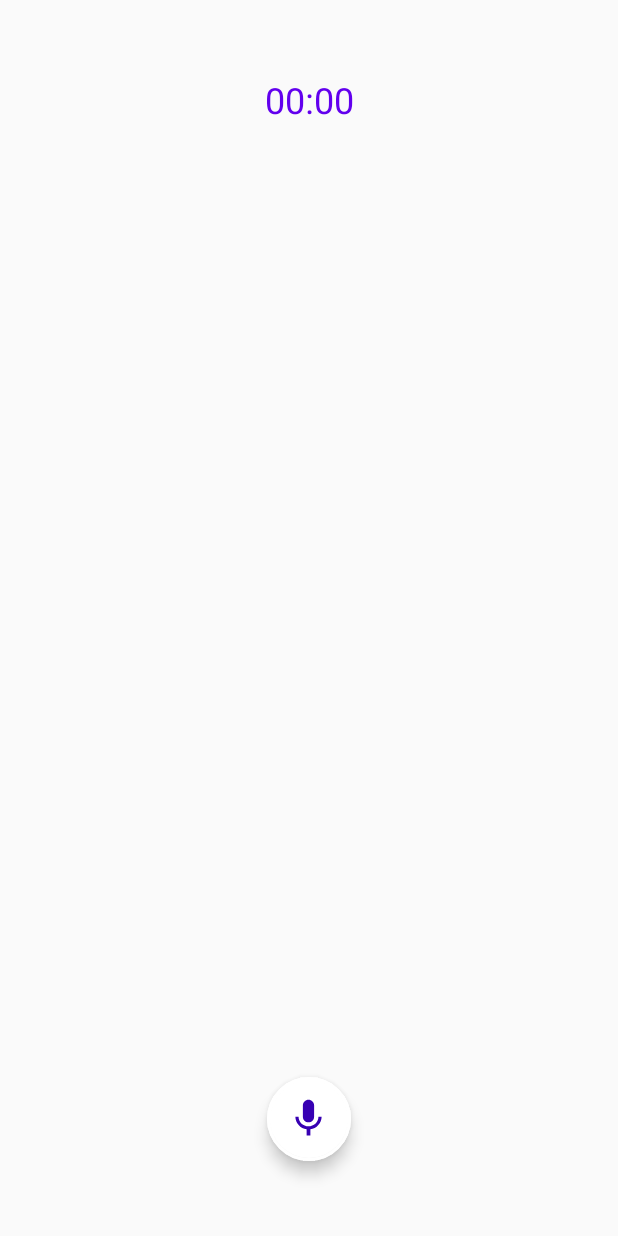
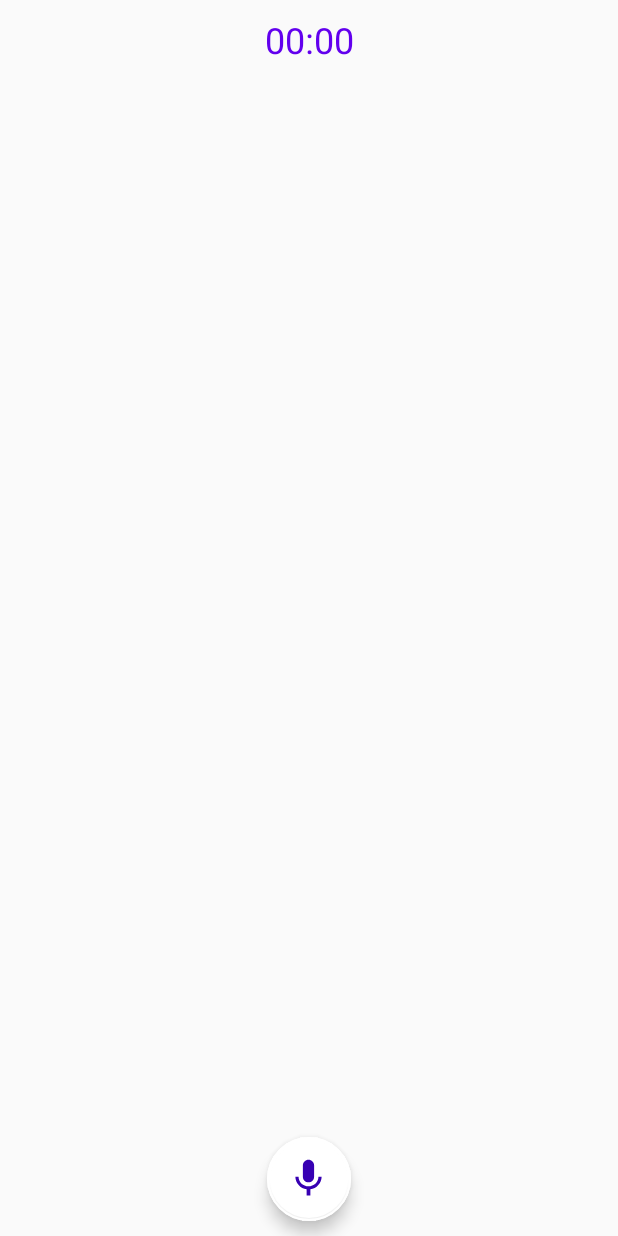
Before and after one commit to Haransis/WaveFormPlayer, an Android app: the layout rec_player_view.xml on its own in the app's theme, with its tools: preview values and no code run, on a phone screen of 412 x 824 dp. Run offline under Robolectric (Android 15) with nearby library versions, the phone set to English and light mode, and no system bars.

```diff
--- a/soundwave/src/main/res/drawable/fab_border.xml
+++ b/soundwave/src/main/res/drawable/fab_border.xml
@@ -6,6 +6,6 @@
     android:useLevel="false">
     <solid android:color="@android:color/transparent"/>
     <stroke
-        android:width="2dp"
+        android:width="1dp"
         android:color="@android:color/white" />
 </shape>
--- a/soundwave/src/main/res/layout/rec_player_view.xml
+++ b/soundwave/src/main/res/layout/rec_player_view.xml
@@ -8,7 +8,7 @@
         android:id="@+id/timer"
         android:layout_width="wrap_content"
         android:layout_height="wrap_content"
-        android:layout_marginTop="50dp"
+        android:layout_marginTop="10dp"
         android:textColor="@color/colorPrimary"
         android:text="00:00"
         android:textSize="24sp"
@@ -19,7 +19,7 @@
     <fr.haran.soundwave.ui.RecView
         android:id="@+id/recview"
         android:layout_width="match_parent"
-        android:layout_height="300dp"
+        android:layout_height="400dp"
         android:layout_marginVertical="10dp"
         custom:layout_constraintTop_toBottomOf="@id/timer"
         custom:layout_constraintBottom_toTopOf="@id/record"
@@ -30,7 +30,7 @@
         android:id="@+id/record"
         android:layout_width="wrap_content"
         android:layout_height="wrap_content"
-        android:layout_marginBottom="50dp"
+        android:layout_marginBottom="10dp"
         android:clickable="true"
         android:focusable="true"
         android:foreground="@drawable/fab_border"
```
Also changed, not shown: soundwave/src/main/java/fr/haran/soundwave/controller/DefaultRecorderController.kt (+6 -2 lines).
